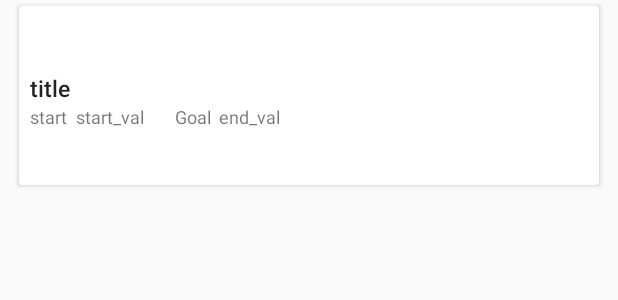
After one commit to hirorock1103/template201903, an Android app: the layout item_row_v1.xml on its own in the app's theme, with its tools: preview values and no code run, on a phone screen of 412 x 824 dp. The commit adds this screen. Shown: the top 300 px of the screen. Run offline under Robolectric (Android 15) with nearby library versions, the phone set to English and light mode, and no system bars.

Commit message:
add layout files

```diff
--- /dev/null
+++ b/app/src/main/res/layout/item_row_v1.xml
@@ -0,0 +1,98 @@
+<?xml version="1.0" encoding="utf-8"?>
+<android.support.constraint.ConstraintLayout xmlns:android="http://schemas.android.com/apk/res/android"
+    android:layout_width="match_parent"
+    android:layout_height="wrap_content"
+    android:id="@+id/layout_row"
+    xmlns:app="http://schemas.android.com/apk/res-auto">
+
+    <android.support.v7.widget.CardView
+        android:layout_width="match_parent"
+        android:layout_height="wrap_content"
+        app:cardUseCompatPadding="true"
+        android:layout_marginRight="10dp"
+        android:layout_marginLeft="10dp"
+        app:cardElevation="2dp"
+        app:cardCornerRadius="2dp"
+        app:contentPadding="2dp"
+        >
+
+        <android.support.constraint.ConstraintLayout
+            android:layout_width="match_parent"
+            android:layout_height="wrap_content"
+            android:padding="5dp"
+            >
+
+            <TextView
+                android:layout_width="wrap_content"
+                android:layout_height="wrap_content"
+                android:text="title"
+                android:textSize="15sp"
+                android:id="@+id/title"
+                android:layout_marginBottom="10dp"
+                style="@style/Base.TextAppearance.AppCompat.Title"
+                app:layout_constraintTop_toTopOf="parent"
+                app:layout_constraintBottom_toBottomOf="parent"
+                app:layout_constraintLeft_toLeftOf="parent"
+                />
+
+            <TextView
+                android:layout_width="wrap_content"
+                android:layout_height="wrap_content"
+                android:id="@+id/start"
+                android:text="start"
+                android:textSize="12sp"
+                android:paddingBottom="30dp"
+                app:layout_constraintTop_toBottomOf="@id/title"
+                app:layout_constraintLeft_toLeftOf="@id/title"
+                />
+
+            <TextView
+                android:layout_width="wrap_content"
+                android:layout_height="wrap_content"
+                android:id="@+id/start_val"
+                android:text="start_val"
+                android:textSize="12sp"
+                android:layout_marginLeft="5dp"
+                app:layout_constraintTop_toBottomOf="@id/title"
+                app:layout_constraintLeft_toRightOf="@id/start"
+                />
+
+            <TextView
+                android:layout_width="wrap_content"
+                android:layout_height="wrap_content"
+                android:id="@+id/end"
+                android:layout_marginLeft="20dp"
+                android:text="Goal"
+                android:textSize="12sp"
+                app:layout_constraintTop_toBottomOf="@id/title"
+                app:layout_constraintLeft_toRightOf="@id/start_val"
+                />
+
+            <TextView
+                android:layout_width="wrap_content"
+                android:layout_height="wrap_content"
+                android:id="@+id/end_val"
+                android:text="end_val"
+                android:textSize="12sp"
+                android:layout_marginLeft="5dp"
+                app:layout_constraintTop_toBottomOf="@id/title"
+                app:layout_constraintLeft_toRightOf="@id/end"
+                />
+
+
+            <!--<ImageView-->
+            <!--android:layout_width="30dp"-->
+            <!--android:layout_height="30dp"-->
+            <!--android:src="@mipmap/ic_dots"-->
+            <!--android:id="@+id/dots"-->
+            <!--android:layout_marginRight="5dp"-->
+            <!--app:layout_constraintTop_toTopOf="parent"-->
+            <!--app:layout_constraintRight_toRightOf="parent"-->
+            <!--/>-->
+
+
+        </android.support.constraint.ConstraintLayout>
+
+    </android.support.v7.widget.CardView>
+
+</android.support.constraint.ConstraintLayout>
--- a/app/src/main/res/values/colors.xml
+++ b/app/src/main/res/values/colors.xml
@@ -3,4 +3,5 @@
     <color name="colorPrimary">#008577</color>
     <color name="colorPrimaryDark">#00574B</color>
     <color name="colorAccent">#D81B60</color>
+    <color name="colorRipple">#ed588f</color>
 </resources>
```
Also changed, not shown: app/src/main/res/drawable/ripple_accent.xml (added, +14 -0 lines), app/src/main/res/drawable/splitting_background_v1.xml (added, +35 -0 lines).
